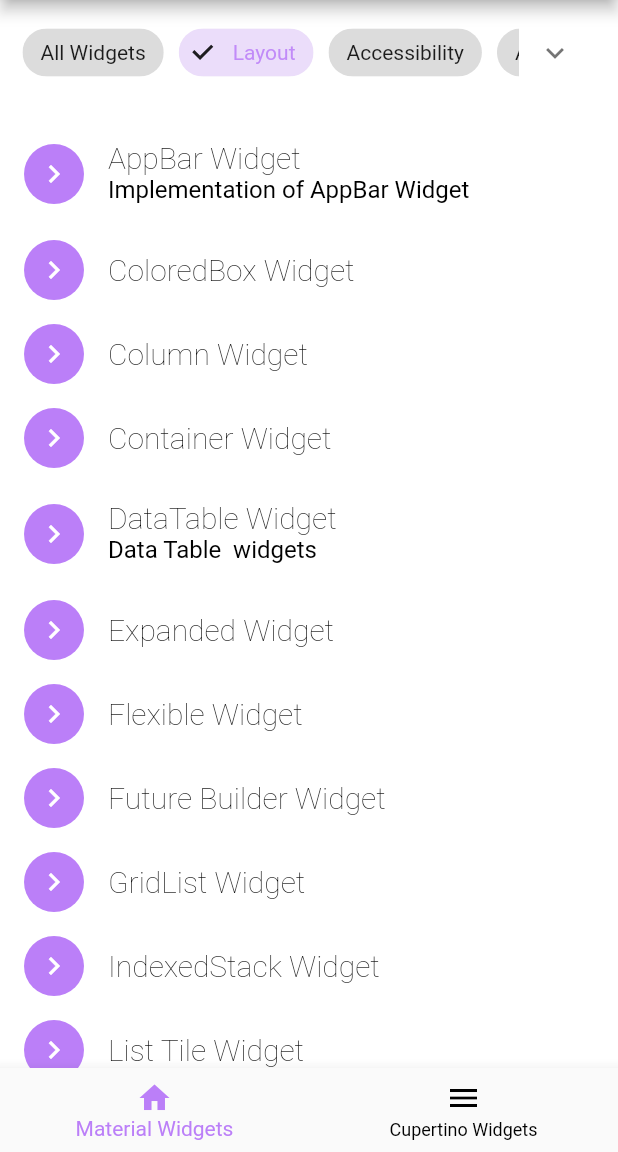
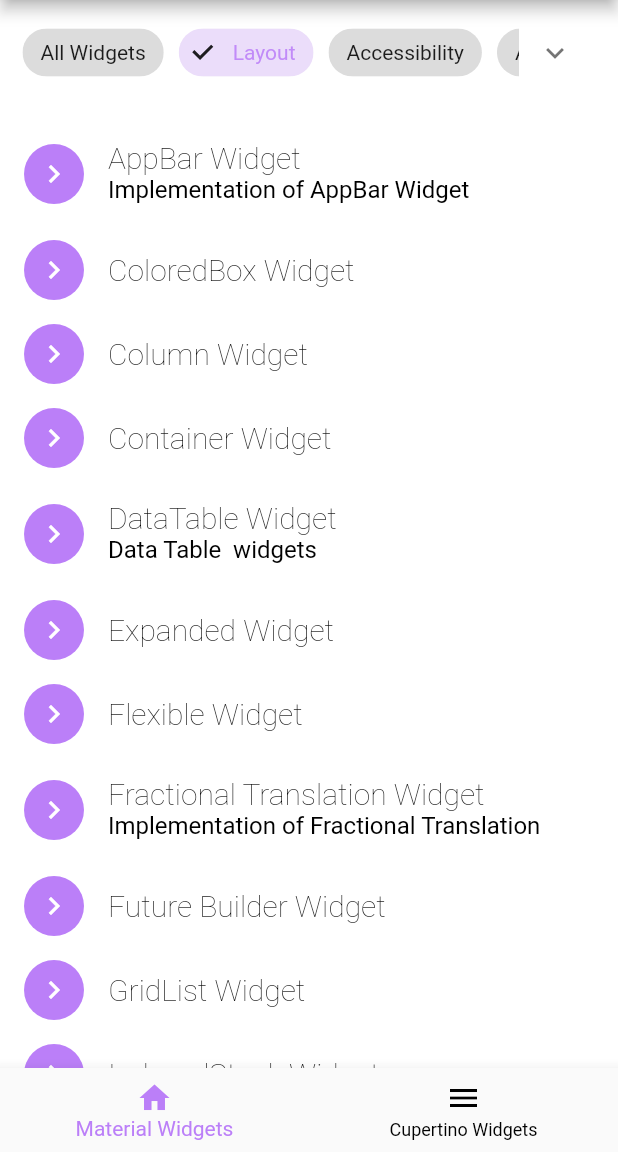
Before and after one commit to ACM-VIT/fludget, a Flutter app: the screen it shows after launch, after a tap on "Layout", on a phone screen of 412 x 824 dp, the part 84-1236 px from its top. Run offline on Flutter 3.47's test engine with Material 2 defaults, Android fonts, the phone set to English and light mode, and no system bars; our stand-ins replace file_picker, package_info_plus, shared_preferences, webview_flutter; missing offline and left inert: syntax_highlighter; network calls fail.

Commit message:
Added widget

```diff
--- a/lib/widgetList.dart
+++ b/lib/widgetList.dart
@@ -37,6 +37,7 @@ import 'package:fludget/routes/errorWidget.dart';
 import 'package:fludget/routes/expanded.dart';
 import 'package:fludget/routes/fade_in_image.dart';
 import 'package:fludget/routes/floatingActionButton.dart';
+import 'package:fludget/routes/fractionTranslation.dart';
 import 'package:fludget/routes/gestureDetector.dart';
 import 'package:fludget/routes/gridList.dart';
 import 'package:fludget/routes/hero.dart';
@@ -209,8 +210,7 @@ const List<WidgetModel> widgets = [
       name: "TabBar",
       implementation: TabBarImplementation(),
       description: TabBarDescription(),
-      link:
-          "https://api.flutter.dev/flutter/material/TabBar-class.html",
+      link: "https://api.flutter.dev/flutter/material/TabBar-class.html",
       category: [WidgetCategoy.Layout, WidgetCategoy.Scrolling],
       codeString: TabBarCode()),
   WidgetModel(
@@ -699,4 +699,13 @@ const List<WidgetModel> widgets = [
     ],
     codeString: DrawerCode(),
   ),
+  WidgetModel(
+      name: "Fractional Translation",
+      implementation: FractionalTranslationImplementation(),
+      description: FractionalTranslationDescription(),
+      link:
+          "https://api.flutter.dev/flutter/widgets/FractionalTranslation-class.html",
+      subtitle: 'Implementation of Fractional Translation',
+      category: [WidgetCategoy.Layout],
+      codeString: FractionalTranslationCode()),
 ];
```
Also changed, not shown: lib/routes/fractionTranslation.dart (added, +69 -0 lines).
